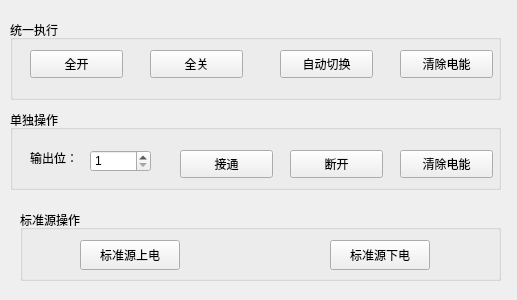
Old version of the form PDU-CalibrateTool/home/home_outputwid.ui in the repository ChinaClever/PDU-CalibrateTool.
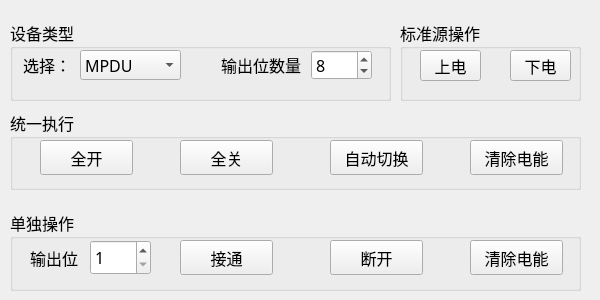
New version of the form.

The edit to the form file:
```diff
--- a/PDU-CalibrateTool/home/home_outputwid.ui
+++ b/PDU-CalibrateTool/home/home_outputwid.ui
@@ -6,10 +6,16 @@
    <rect>
     <x>0</x>
     <y>0</y>
-    <width>517</width>
+    <width>600</width>
     <height>300</height>
    </rect>
   </property>
+  <property name="font">
+   <font>
+    <family>微软雅黑</family>
+    <pointsize>12</pointsize>
+   </font>
+  </property>
   <property name="windowTitle">
    <string>Form</string>
   </property>
@@ -17,8 +23,8 @@
    <property name="geometry">
     <rect>
      <x>10</x>
-     <y>20</y>
-     <width>491</width>
+     <y>110</y>
+     <width>571</width>
      <height>80</height>
     </rect>
    </property>
@@ -28,12 +34,18 @@
    <widget class="QPushButton" name="onAllBtn">
     <property name="geometry">
      <rect>
-      <x>20</x>
+      <x>30</x>
       <y>30</y>
       <width>93</width>
-      <height>28</height>
+      <height>35</height>
      </rect>
     </property>
+    <property name="minimumSize">
+     <size>
+      <width>0</width>
+      <height>30</height>
+     </size>
+    </property>
     <property name="text">
      <string>全开</string>
     </property>
@@ -41,12 +53,18 @@
    <widget class="QPushButton" name="closeAllBtn">
     <property name="geometry">
      <rect>
-      <x>140</x>
+      <x>170</x>
       <y>30</y>
       <width>93</width>
-      <height>28</height>
+      <height>35</height>
      </rect>
     </property>
+    <property name="minimumSize">
+     <size>
+      <width>0</width>
+      <height>30</height>
+     </size>
+    </property>
     <property name="text">
      <string>全关</string>
     </property>
@@ -54,12 +72,18 @@
    <widget class="QPushButton" name="swAllBtn">
     <property name="geometry">
      <rect>
-      <x>270</x>
+      <x>320</x>
       <y>30</y>
       <width>93</width>
-      <height>28</height>
+      <height>35</height>
      </rect>
     </property>
+    <property name="minimumSize">
+     <size>
+      <width>0</width>
+      <height>30</height>
+     </size>
+    </property>
     <property name="text">
      <string>自动切换</string>
     </property>
@@ -67,12 +91,18 @@
    <widget class="QPushButton" name="eleAllBtn">
     <property name="geometry">
      <rect>
-      <x>390</x>
+      <x>460</x>
       <y>30</y>
       <width>93</width>
-      <height>28</height>
+      <height>35</height>
      </rect>
     </property>
+    <property name="minimumSize">
+     <size>
+      <width>0</width>
+      <height>30</height>
+     </size>
+    </property>
     <property name="text">
      <string>清除电能</string>
     </property>
@@ -82,9 +112,9 @@
    <property name="geometry">
     <rect>
      <x>10</x>
-     <y>110</y>
-     <width>491</width>
-     <height>80</height>
+     <y>210</y>
+     <width>571</width>
+     <height>81</height>
     </rect>
    </property>
    <property name="title">
@@ -94,11 +124,17 @@
     <property name="geometry">
      <rect>
       <x>20</x>
-      <y>40</y>
-      <width>72</width>
-      <height>15</height>
+      <y>30</y>
+      <width>51</width>
+      <height>35</height>
      </rect>
     </property>
+    <property name="minimumSize">
+     <size>
+      <width>0</width>
+      <height>30</height>
+     </size>
+    </property>
     <property name="text">
      <string>输出位：</string>
     </property>
@@ -107,27 +143,39 @@
     <property name="geometry">
      <rect>
       <x>80</x>
-      <y>40</y>
+      <y>30</y>
       <width>61</width>
-      <height>22</height>
+      <height>35</height>
      </rect>
     </property>
+    <property name="minimumSize">
+     <size>
+      <width>0</width>
+      <height>30</height>
+     </size>
+    </property>
     <property name="minimum">
      <number>1</number>
     </property>
     <property name="maximum">
-     <number>8</number>
+     <number>16</number>
     </property>
    </widget>
    <widget class="QPushButton" name="openBtn">
     <property name="geometry">
      <rect>
       <x>170</x>
-      <y>40</y>
+      <y>30</y>
       <width>93</width>
-      <height>28</height>
+      <height>35</height>
      </rect>
     </property>
+    <property name="minimumSize">
+     <size>
+      <width>0</width>
+      <height>30</height>
+     </size>
+    </property>
     <property name="text">
      <string>接通</string>
     </property>
@@ -135,12 +183,18 @@
    <widget class="QPushButton" name="closeBtn">
     <property name="geometry">
      <rect>
-      <x>280</x>
-      <y>40</y>
+      <x>320</x>
+      <y>30</y>
       <width>93</width>
-      <height>28</height>
+      <height>35</height>
      </rect>
     </property>
+    <property name="minimumSize">
+     <size>
+      <width>0</width>
+      <height>30</height>
+     </size>
+    </property>
     <property name="text">
      <string>断开</string>
     </property>
@@ -148,12 +202,18 @@
    <widget class="QPushButton" name="eleBtn">
     <property name="geometry">
      <rect>
-      <x>390</x>
-      <y>40</y>
+      <x>460</x>
+      <y>30</y>
       <width>93</width>
-      <height>28</height>
+      <height>35</height>
      </rect>
     </property>
+    <property name="minimumSize">
+     <size>
+      <width>0</width>
+      <height>30</height>
+     </size>
+    </property>
     <property name="text">
      <string>清除电能</string>
     </property>
@@ -162,10 +222,10 @@
   <widget class="QGroupBox" name="groupBox_3">
    <property name="geometry">
     <rect>
-     <x>20</x>
-     <y>210</y>
-     <width>481</width>
-     <height>71</height>
+     <x>400</x>
+     <y>20</y>
+     <width>181</width>
+     <height>81</height>
     </rect>
    </property>
    <property name="title">
@@ -174,39 +234,132 @@
    <widget class="QPushButton" name="onBtn">
     <property name="geometry">
      <rect>
-      <x>60</x>
+      <x>20</x>
       <y>30</y>
-      <width>100</width>
-      <height>30</height>
+      <width>61</width>
+      <height>31</height>
      </rect>
     </property>
-    <property name="minimumSize">
-     <size>
-      <width>100</width>
-      <height>30</height>
-     </size>
-    </property>
     <property name="text">
-     <string>标准源上电</string>
+     <string>上电</string>
     </property>
    </widget>
    <widget class="QPushButton" name="downBtn">
     <property name="geometry">
      <rect>
-      <x>310</x>
+      <x>110</x>
       <y>30</y>
-      <width>100</width>
+      <width>61</width>
+      <height>31</height>
+     </rect>
+    </property>
+    <property name="text">
+     <string>下电</string>
+    </property>
+   </widget>
+  </widget>
+  <widget class="QGroupBox" name="groupBox_4">
+   <property name="geometry">
+    <rect>
+     <x>10</x>
+     <y>20</y>
+     <width>381</width>
+     <height>81</height>
+    </rect>
+   </property>
+   <property name="title">
+    <string>设备类型</string>
+   </property>
+   <widget class="QComboBox" name="devBox">
+    <property name="geometry">
+     <rect>
+      <x>70</x>
+      <y>30</y>
+      <width>101</width>
       <height>30</height>
      </rect>
     </property>
     <property name="minimumSize">
      <size>
-      <width>100</width>
+      <width>0</width>
       <height>30</height>
      </size>
     </property>
+    <item>
+     <property name="text">
+      <string>MPDU</string>
+     </property>
+    </item>
+    <item>
+     <property name="text">
+      <string>ZPDU</string>
+     </property>
+    </item>
+   </widget>
+   <widget class="QLabel" name="label_2">
+    <property name="geometry">
+     <rect>
+      <x>10</x>
+      <y>30</y>
+      <width>54</width>
+      <height>30</height>
+     </rect>
+    </property>
+    <property name="minimumSize">
+     <size>
+      <width>0</width>
+      <height>30</height>
+     </size>
+    </property>
     <property name="text">
-     <string>标准源下电</string>
+     <string>选择：</string>
+    </property>
+    <property name="alignment">
+     <set>Qt::AlignCenter</set>
+    </property>
+   </widget>
+   <widget class="QSpinBox" name="opSpin">
+    <property name="geometry">
+     <rect>
+      <x>301</x>
+      <y>30</y>
+      <width>61</width>
+      <height>30</height>
+     </rect>
+    </property>
+    <property name="minimumSize">
+     <size>
+      <width>0</width>
+      <height>30</height>
+     </size>
+    </property>
+    <property name="maximum">
+     <number>16</number>
+    </property>
+    <property name="value">
+     <number>8</number>
+    </property>
+   </widget>
+   <widget class="QLabel" name="label_3">
+    <property name="geometry">
+     <rect>
+      <x>210</x>
+      <y>30</y>
+      <width>81</width>
+      <height>30</height>
+     </rect>
+    </property>
+    <property name="minimumSize">
+     <size>
+      <width>0</width>
+      <height>30</height>
+     </size>
+    </property>
+    <property name="text">
+     <string>输出位数量</string>
+    </property>
+    <property name="alignment">
+     <set>Qt::AlignRight|Qt::AlignTrailing|Qt::AlignVCenter</set>
     </property>
    </widget>
   </widget>
```
